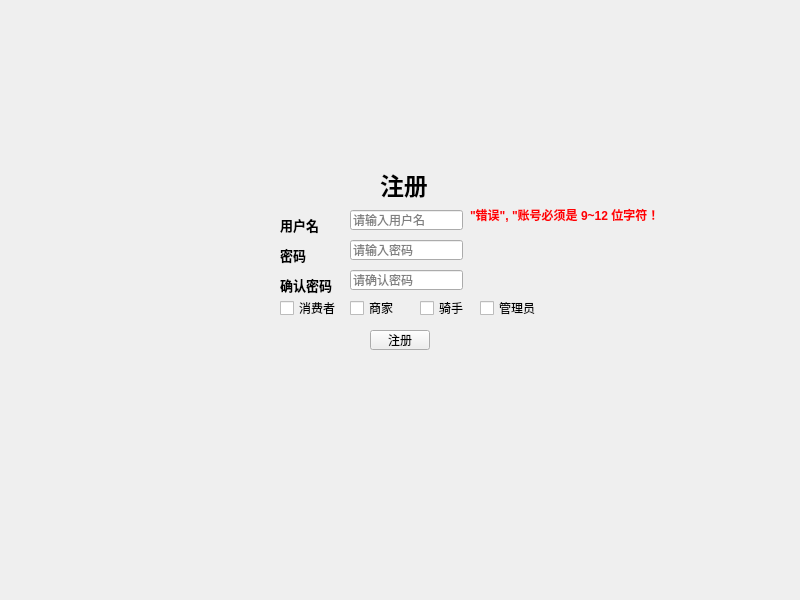
Qt form mainwindow.ui (chichuxwx/Food-delivery-platform) before a commit.
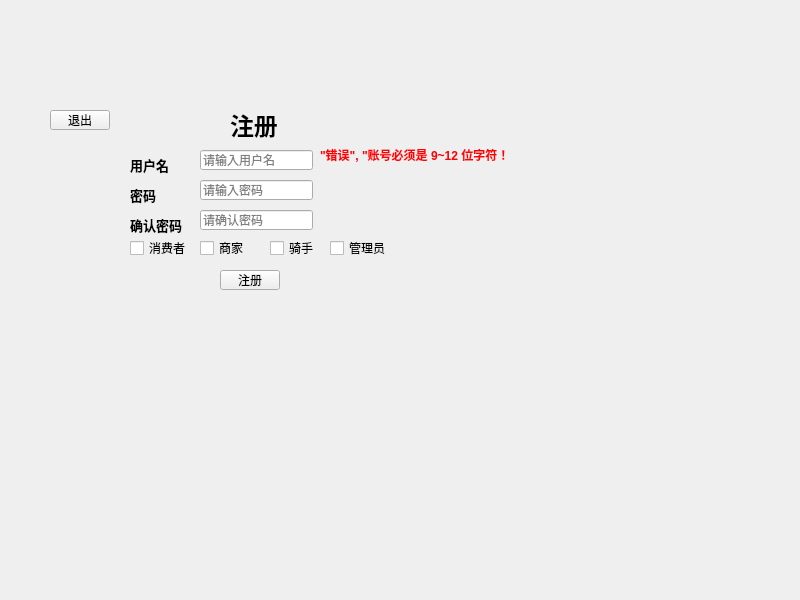
The same form after that commit.

The edit to the form file:
```diff
--- a/mainwindow.ui
+++ b/mainwindow.ui
@@ -17,8 +17,8 @@
    <widget class="QLineEdit" name="lineEdit">
     <property name="geometry">
      <rect>
-      <x>350</x>
-      <y>210</y>
+      <x>200</x>
+      <y>150</y>
       <width>113</width>
       <height>20</height>
      </rect>
@@ -39,8 +39,8 @@
    <widget class="QLineEdit" name="lineEdit_2">
     <property name="geometry">
      <rect>
-      <x>350</x>
-      <y>240</y>
+      <x>200</x>
+      <y>180</y>
       <width>113</width>
       <height>20</height>
      </rect>
@@ -64,8 +64,8 @@
    <widget class="QLineEdit" name="lineEdit_3">
     <property name="geometry">
      <rect>
-      <x>350</x>
-      <y>270</y>
+      <x>200</x>
+      <y>210</y>
       <width>113</width>
       <height>20</height>
      </rect>
@@ -89,8 +89,8 @@
    <widget class="QLabel" name="label">
     <property name="geometry">
      <rect>
-      <x>380</x>
-      <y>160</y>
+      <x>230</x>
+      <y>100</y>
       <width>60</width>
       <height>50</height>
      </rect>
@@ -114,8 +114,8 @@
    <widget class="QLabel" name="label_2">
     <property name="geometry">
      <rect>
-      <x>280</x>
-      <y>210</y>
+      <x>130</x>
+      <y>150</y>
       <width>40</width>
       <height>30</height>
      </rect>
@@ -139,8 +139,8 @@
    <widget class="QLabel" name="label_3">
     <property name="geometry">
      <rect>
-      <x>280</x>
-      <y>240</y>
+      <x>130</x>
+      <y>180</y>
       <width>40</width>
       <height>30</height>
      </rect>
@@ -164,8 +164,8 @@
    <widget class="QLabel" name="label_4">
     <property name="geometry">
      <rect>
-      <x>280</x>
-      <y>270</y>
+      <x>130</x>
+      <y>210</y>
       <width>80</width>
       <height>30</height>
      </rect>
@@ -189,8 +189,8 @@
    <widget class="QPushButton" name="pushButton">
     <property name="geometry">
      <rect>
-      <x>370</x>
-      <y>330</y>
+      <x>220</x>
+      <y>270</y>
       <width>60</width>
       <height>20</height>
      </rect>
@@ -214,8 +214,8 @@
    <widget class="QLabel" name="label_5">
     <property name="geometry">
      <rect>
-      <x>470</x>
-      <y>200</y>
+      <x>320</x>
+      <y>140</y>
       <width>200</width>
       <height>30</height>
      </rect>
@@ -239,8 +239,8 @@
    <widget class="QCheckBox" name="checkBox">
     <property name="geometry">
      <rect>
-      <x>280</x>
-      <y>300</y>
+      <x>130</x>
+      <y>240</y>
       <width>60</width>
       <height>16</height>
      </rect>
@@ -252,8 +252,8 @@
    <widget class="QCheckBox" name="checkBox_2">
     <property name="geometry">
      <rect>
-      <x>350</x>
-      <y>300</y>
+      <x>200</x>
+      <y>240</y>
       <width>60</width>
       <height>16</height>
      </rect>
@@ -265,8 +265,8 @@
    <widget class="QCheckBox" name="checkBox_3">
     <property name="geometry">
      <rect>
-      <x>420</x>
-      <y>300</y>
+      <x>270</x>
+      <y>240</y>
       <width>60</width>
       <height>16</height>
      </rect>
@@ -278,8 +278,8 @@
    <widget class="QCheckBox" name="checkBox_4">
     <property name="geometry">
      <rect>
-      <x>480</x>
-      <y>300</y>
+      <x>330</x>
+      <y>240</y>
       <width>60</width>
       <height>16</height>
      </rect>
@@ -288,6 +288,31 @@
      <string>管理员</string>
     </property>
    </widget>
+   <widget class="QPushButton" name="pushButton_2">
+    <property name="geometry">
+     <rect>
+      <x>50</x>
+      <y>110</y>
+      <width>60</width>
+      <height>20</height>
+     </rect>
+    </property>
+    <property name="minimumSize">
+     <size>
+      <width>60</width>
+      <height>20</height>
+     </size>
+    </property>
+    <property name="maximumSize">
+     <size>
+      <width>60</width>
+      <height>20</height>
+     </size>
+    </property>
+    <property name="text">
+     <string>退出</string>
+    </property>
+   </widget>
   </widget>
  </widget>
  <resources/>
```
